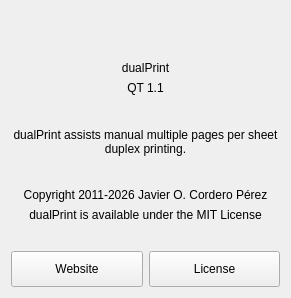
The window that dualPrint QT 1.0/about.ui (Cuperino/dualPrint) describes before a commit, drawn with Qt 5.
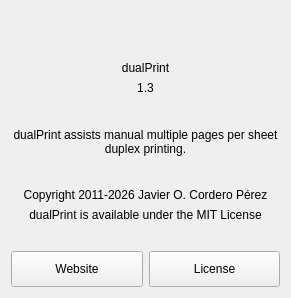
The same window after the commit. Icons and pictures are not drawn.

Commit message:
Continue original app's versioning scheme
dualPrint Qt is now dualPrint 1.3 and later

Diff of the .ui file:
```diff
--- a/dualPrint QT 1.0/about.ui
+++ b/dualPrint QT 1.0/about.ui
@@ -75,7 +75,7 @@
       </sizepolicy>
      </property>
      <property name="text">
-      <string>QT 1.1</string>
+      <string>1.3</string>
      </property>
      <property name="alignment">
       <set>Qt::AlignmentFlag::AlignHCenter|Qt::AlignmentFlag::AlignTop</set>
```
